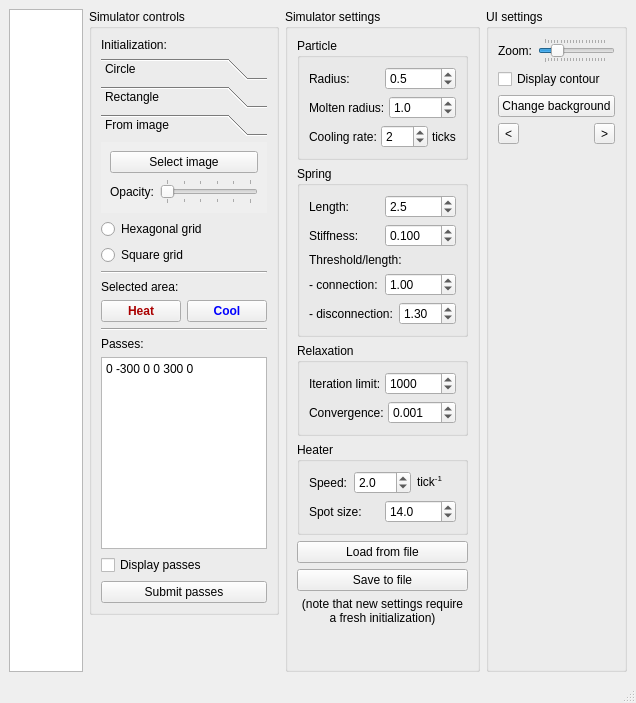
Qt form simulator/ui/mainwindow.ui (dantrag/spring_simulator) before a commit.
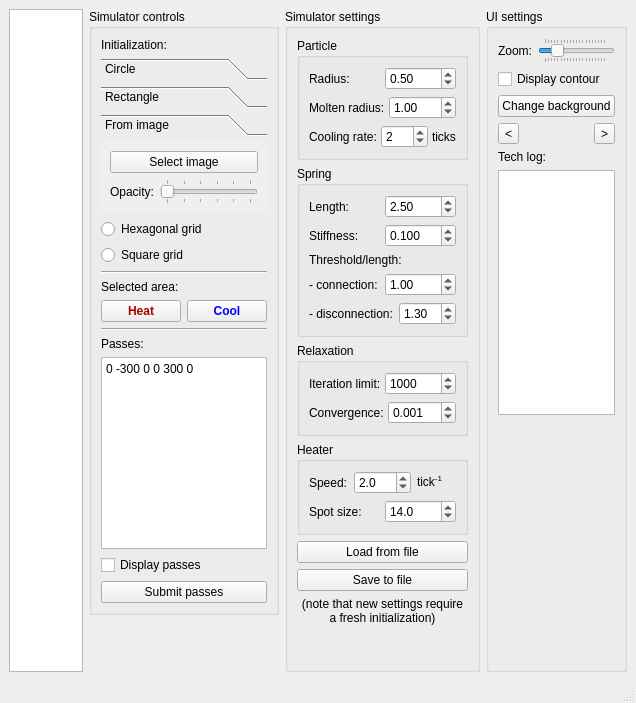
The same form after that commit.

```diff
--- a/simulator/ui/mainwindow.ui
+++ b/simulator/ui/mainwindow.ui
@@ -522,7 +522,7 @@
             <item>
              <widget class="QDoubleSpinBox" name="particle_radius_spinbox">
               <property name="decimals">
-               <number>1</number>
+               <number>2</number>
               </property>
               <property name="minimum">
                <double>0.100000000000000</double>
@@ -552,7 +552,7 @@
             <item>
              <widget class="QDoubleSpinBox" name="particle_molten_radius_spinbox">
               <property name="decimals">
-               <number>1</number>
+               <number>2</number>
               </property>
               <property name="minimum">
                <double>0.100000000000000</double>
@@ -625,7 +625,7 @@
             <item>
              <widget class="QDoubleSpinBox" name="spring_length_spinbox">
               <property name="decimals">
-               <number>1</number>
+               <number>2</number>
               </property>
               <property name="minimum">
                <double>0.100000000000000</double>
@@ -1027,6 +1027,16 @@
          </item>
         </layout>
        </item>
+       <item>
+        <widget class="QLabel" name="static45">
+         <property name="text">
+          <string>Tech log:</string>
+         </property>
+        </widget>
+       </item>
+       <item>
+        <widget class="QPlainTextEdit" name="log_text_edit"/>
+       </item>
        <item>
         <spacer name="static13">
          <property name="orientation">
```
